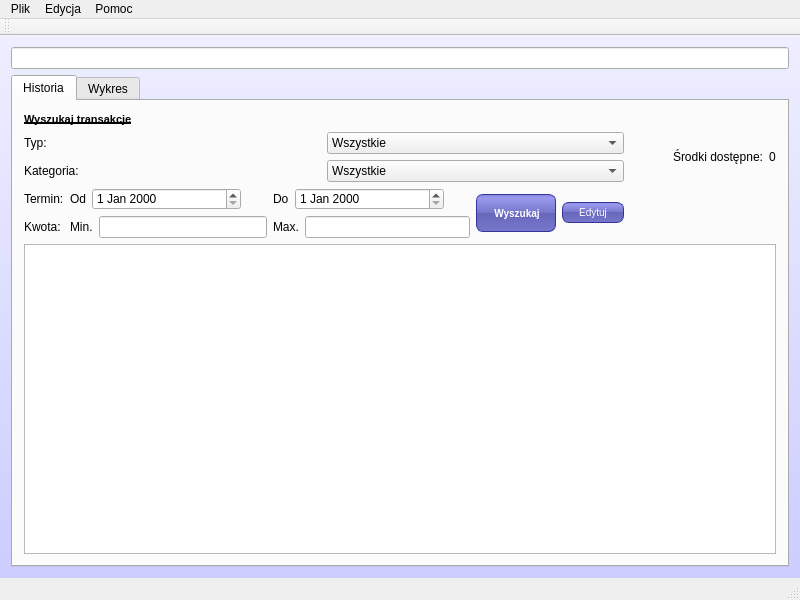
This is wydatnik.ui in peter890/Wydatnik as Qt 5 draws it before an edit. The edited form follows.
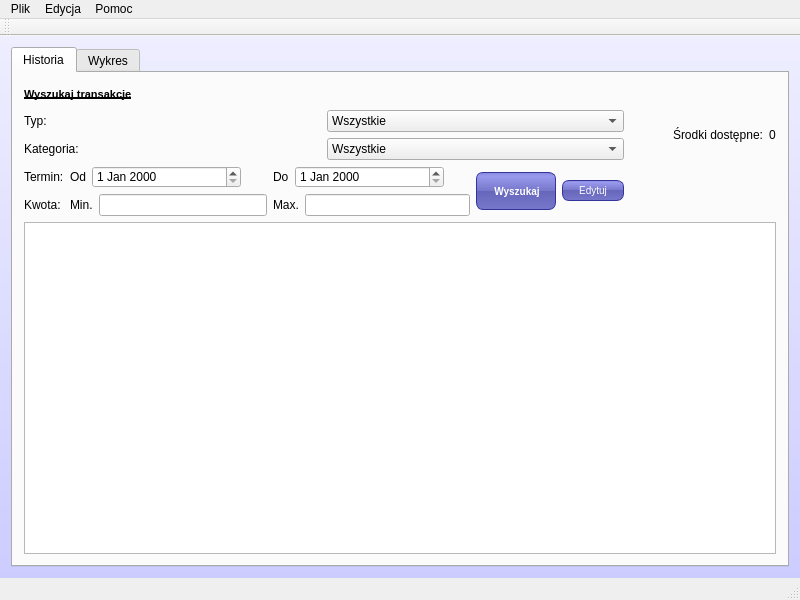
This is the edited form. Icons and pictures are not drawn. Custom widgets are drawn as their Qt base class.

The edit to the form file:
```diff
--- a/wydatnik.ui
+++ b/wydatnik.ui
@@ -31,9 +31,6 @@
 </string>
    </property>
    <layout class="QVBoxLayout" name="verticalLayout_2">
-    <item>
-     <widget class="QLineEdit" name="sqledit"/>
-    </item>
     <item>
      <widget class="QTabWidget" name="tabWidget">
       <property name="enabled">
@@ -421,6 +418,19 @@
           </property>
          </widget>
         </item>
+        <item row="0" column="1">
+         <spacer name="horizontalSpacer_4">
+          <property name="orientation">
+           <enum>Qt::Horizontal</enum>
+          </property>
+          <property name="sizeHint" stdset="0">
+           <size>
+            <width>40</width>
+            <height>20</height>
+           </size>
+          </property>
+         </spacer>
+        </item>
        </layout>
       </widget>
       <widget class="QWidget" name="tab_2">
```
Left out of the diff: 31 changed lines with no effect on the pictures.
